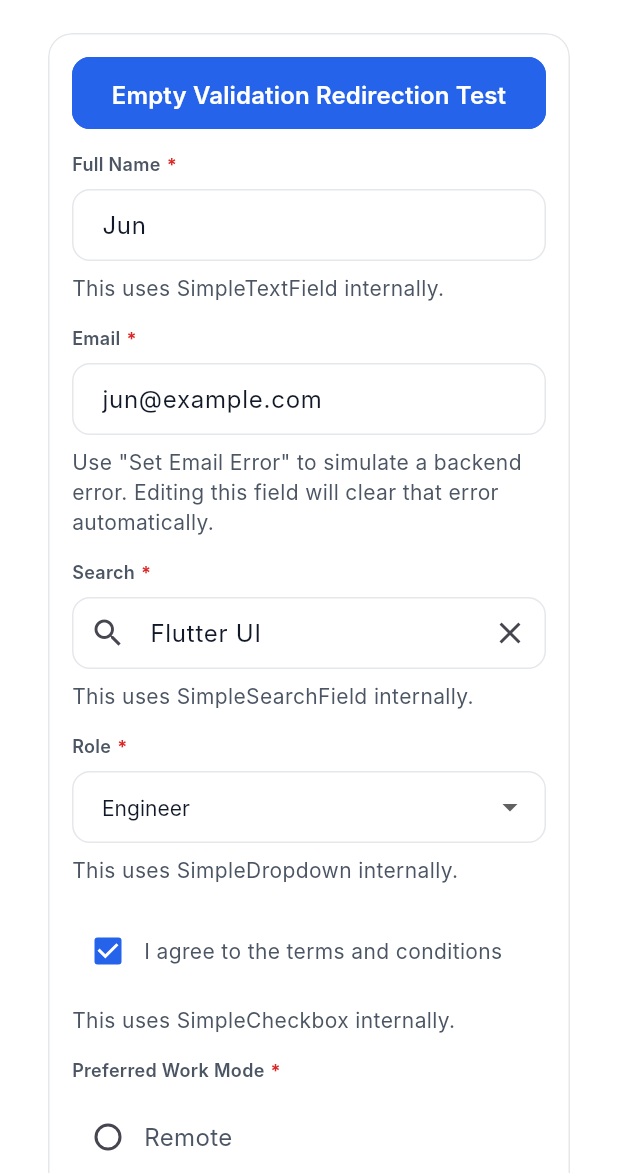
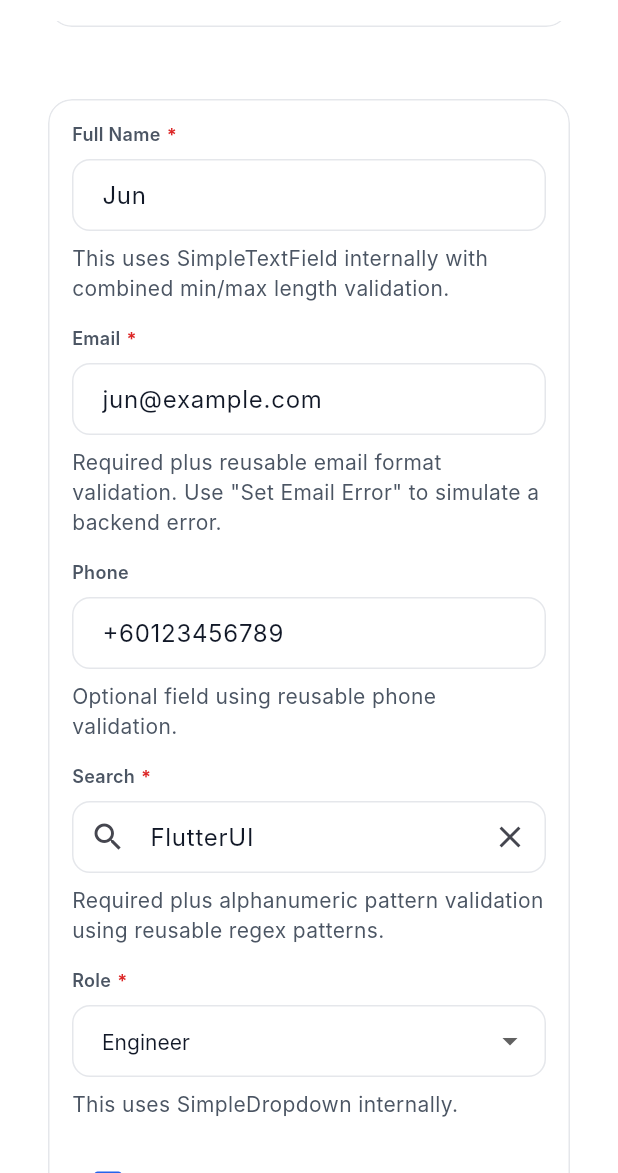
Before and after one commit to Jun2748/j_flutter_ui, a Flutter app: the FormBuilderDemo screen opened directly, scrolled down 576 dp, on a phone screen of 412 x 824 dp, the part 63-1236 px from its top. Run offline on Flutter 3.47's test engine with Material 3 defaults, Android fonts, the phone set to English and light mode, and no system bars; Roboto replaces fonts that are missing (Inter).

Commit message:
feat: add reusable form validators and regex patterns

```diff
--- a/j_flutter_ui/example/lib/demo/widgets/forms/form_builder_demo.dart
+++ b/j_flutter_ui/example/lib/demo/widgets/forms/form_builder_demo.dart
@@ -15,7 +15,8 @@ class _FormBuilderDemoState extends State<FormBuilderDemo> {
     initialValues: <String, dynamic>{
       'name': 'Jun',
       'email': 'jun@example.com',
-      'query': 'Flutter UI',
+      'phone': '+60123456789',
+      'query': 'FlutterUI',
       'role': 'Engineer',
       'agreeTerms': true,
       'workMode': 'Hybrid',
@@ -38,7 +39,7 @@ class _FormBuilderDemoState extends State<FormBuilderDemo> {
         children: <Widget>[
           const SimpleText.body(
             text:
-                'SimpleFormBuilder syncs with SimpleFormController for values, errors, validation, and submit flow. Editing a field automatically clears its backend error.',
+                'SimpleFormBuilder syncs with SimpleFormController for values, errors, validation, and submit flow. This demo also shows reusable validators for required, email, phone, and format checks.',
           ),
           Gap.h16,
           Wrap(
@@ -98,9 +99,13 @@ class _FormBuilderDemoState extends State<FormBuilderDemo> {
                 },
               ),
               SimpleButton.text(
-                label: 'Validate',
-                onPressed: () {
-                  final bool isValid = _controller.validate();
+                label: 'Validate & Scroll',
+                onPressed: () async {
+                  final bool isValid = await _controller
+                      .validateAndScrollToFirstError();
+                  if (!context.mounted) {
+                    return;
+                  }
                   ScaffoldMessenger.of(
                     context,
                   ).showSnackBar(SnackBar(content: Text('Valid: $isValid')));
@@ -139,24 +144,43 @@ class _FormBuilderDemoState extends State<FormBuilderDemo> {
                   name: 'name',
                   label: 'Full Name',
                   hintText: 'Enter your full name',
-                  helperText: 'This uses SimpleTextField internally.',
+                  helperText:
+                      'This uses SimpleTextField internally with combined min/max length validation.',
                   required: true,
+                  validator: SimpleFormValidator.combine(<SimpleValidator>[
+                    SimpleFormValidator.minLength(3),
+                    SimpleFormValidator.maxLength(40),
+                  ]),
                 ),
                 SimpleFormFieldConfig.text(
                   name: 'email',
                   label: 'Email',
                   hintText: 'Enter your email',
                   helperText:
-                      'Use "Set Email Error" to simulate a backend error. Editing this field will clear that error automatically.',
+                      'Required plus reusable email format validation. Use "Set Email Error" to simulate a backend error.',
                   keyboardType: TextInputType.emailAddress,
                   required: true,
+                  validator: SimpleFormValidator.email(),
+                ),
+                SimpleFormFieldConfig.text(
+                  name: 'phone',
+                  label: 'Phone',
+                  hintText: 'Enter your phone number',
+                  helperText: 'Optional field using reusable phone validation.',
+                  keyboardType: TextInputType.phone,
+                  validator: SimpleFormValidator.phone(),
                 ),
                 SimpleFormFieldConfig.search(
                   name: 'query',
                   label: 'Search',
                   hintText: 'Search skills or interests',
-                  helperText: 'This uses SimpleSearchField internally.',
+                  helperText:
+                      'Required plus alphanumeric pattern validation using reusable regex patterns.',
                   required: true,
+                  validator: SimpleFormValidator.pattern(
+                    SimpleRegexPatterns.alphanumeric,
+                    message: 'Only letters and numbers are allowed',
+                  ),
                 ),
                 SimpleFormFieldConfig<String>.dropdown(
                   name: 'role',
--- a/j_flutter_ui/lib/j_flutter_ui.dart
+++ b/j_flutter_ui/lib/j_flutter_ui.dart
@@ -18,6 +18,9 @@ export 'src/ui/widgets/forms/controller/simple_form_state_snapshot.dart';
 export 'src/ui/widgets/forms/form_field_wrapper.dart';
 export 'src/ui/widgets/forms/form_section.dart';
 export 'src/ui/widgets/forms/simple_form.dart';
+export 'src/ui/widgets/forms/validation/simple_form_validator.dart';
+export 'src/ui/widgets/forms/validation/simple_regex_patterns.dart';
+export 'src/ui/widgets/forms/validation/simple_validation_messages.dart';
 export 'src/ui/widgets/layout/app_scaffold.dart';
 export 'src/ui/widgets/layout/gap.dart';
 export 'src/ui/widgets/layout/section.dart';
--- a/j_flutter_ui/lib/src/ui/widgets/forms/builder/simple_form_builder.dart
+++ b/j_flutter_ui/lib/src/ui/widgets/forms/builder/simple_form_builder.dart
@@ -12,6 +12,8 @@ import '../../controls/inputs/simple_text_field.dart';
 import '../controller/simple_form_controller.dart';
 import '../form_field_wrapper.dart';
 import '../simple_form.dart';
+import '../validation/simple_form_validator.dart';
+import '../validation/simple_validation_messages.dart';
 import 'simple_form_field_config.dart';
 import 'simple_form_field_type.dart';
 
@@ -99,15 +101,6 @@ class SimpleFormBuilderState extends State<SimpleFormBuilder>
   @override
   Widget build(BuildContext context) {
     final List<Widget> children = <Widget>[
-      if (widget.showSubmitButton && widget.onSubmit != null) ...[
-        SimpleButton.primary(
-          label: 'Empty Validation Redirection Test',
-          width: double.infinity,
-          loading: _isSubmitting,
-          onPressed: _isFormEnabled && !_isSubmitting ? submit : null,
-        ),
-        SizedBox(height: widget.fieldSpacing),
-      ],
       for (int index = 0; index < widget.fields.length; index++) ...<Widget>[
         _buildField(widget.fields[index]),
         if (index < widget.fields.length - 1)
@@ -707,24 +700,41 @@ class SimpleFormBuilderState extends State<SimpleFormBuilder>
   }
 
   String? _validateField(SimpleFormFieldConfig<dynamic> field, dynamic value) {
-    if (field.required && _isEmptyValue(field.type, value)) {
-      return '${field.label ?? field.name} is required';
+    final List<SimpleValidator> validators = <SimpleValidator>[
+      if (field.required) _requiredValidator(field),
+      if (field.validator != null)
+        (dynamic nextValue) => field.validator?.call(nextValue),
+    ];
+
+    if (validators.isEmpty) {
+      return null;
     }
-    return field.validator?.call(value);
+
+    return SimpleFormValidator.combine(validators)(value);
   }
 
-  bool _isEmptyValue(SimpleFormFieldType type, dynamic value) {
-    switch (type) {
+  SimpleValidator _requiredValidator(SimpleFormFieldConfig<dynamic> field) {
+    final String message = _requiredMessage(field);
+
+    switch (field.type) {
       case SimpleFormFieldType.text:
       case SimpleFormFieldType.search:
-        return value == null || value.toString().trim().isEmpty;
+        return SimpleFormValidator.required(message: message);
       case SimpleFormFieldType.dropdown:
       case SimpleFormFieldType.radio:
-        return value == null;
+        return (dynamic value) => value == null ? message : null;
       case SimpleFormFieldType.checkbox:
       case SimpleFormFieldType.switchField:
-        return value != true;
+        return (dynamic value) => value == true ? null : message;
     }
+  }
+
+  String _requiredMessage(SimpleFormFieldConfig<dynamic> field) {
+    final String label = (field.label ?? field.name).trim();
+    if (label.isEmpty) {
+      return SimpleValidationMessages.required;
+    }
+    return '$label is required';
   }
 
   String? _normalizeError(String? error) {
--- /dev/null
+++ b/j_flutter_ui/lib/src/ui/widgets/forms/validation/simple_form_validator.dart
@@ -0,0 +1,105 @@
+import 'simple_regex_patterns.dart';
+import 'simple_validation_messages.dart';
+
+typedef SimpleValidator = String? Function(dynamic value);
+
+class SimpleFormValidator {
+  SimpleFormValidator._();
+
+  static SimpleValidator required({
+    String message = SimpleValidationMessages.required,
+  }) {
+    return (dynamic value) {
+      if (value == null) {
+        return message;
+      }
+
+      if (value is String && value.trim().isEmpty) {
+        return message;
+      }
+
+      return null;
+    };
+  }
+
+  static SimpleValidator email({
+    String message = SimpleValidationMessages.invalidEmail,
+  }) {
+    return pattern(SimpleRegexPatterns.email, message: message);
+  }
+
+  static SimpleValidator phone({
+    String message = SimpleValidationMessages.invalidPhone,
+  }) {
+    return pattern(SimpleRegexPatterns.phone, message: message);
+  }
+
+  static SimpleValidator pattern(
+    RegExp regex, {
+    String message = SimpleValidationMessages.invalidFormat,
+  }) {
+    return (dynamic value) {
+      final String? normalizedValue = _normalizeValue(value);
+      if (normalizedValue == null || normalizedValue.isEmpty) {
+        return null;
+      }
+
+      return regex.hasMatch(normalizedValue) ? null : message;
+    };
+  }
+
+  static SimpleValidator minLength(int length, {String? message}) {
+    return (dynamic value) {
+      final String? normalizedValue = _normalizeValue(value);
+      if (normalizedValue == null || normalizedValue.isEmpty) {
+        return null;
+      }
+
+      if (normalizedValue.length >= length) {
+        return null;
+      }
+
+      return message ?? 'Must be at least $length characters';
+    };
+  }
+
+  static SimpleValidator maxLength(int length, {String? message}) {
+    return (dynamic value) {
+      final String? normalizedValue = _normalizeValue(value);
+      if (normalizedValue == null || normalizedValue.isEmpty) {
+        return null;
+      }
+
+      if (normalizedValue.length <= length) {
+        return null;
+      }
+
+      return message ?? 'Must be at most $length characters';
+    };
+  }
+
+  static SimpleValidator combine(List<SimpleValidator> validators) {
+    return (dynamic value) {
+      for (final SimpleValidator validator in validators) {
+        final String? error = validator(value);
+        if (error != null && error.isNotEmpty) {
+          return error;
+        }
+      }
+
+      return null;
+    };
+  }
+
+  static String? _normalizeValue(dynamic value) {
+    if (value == null) {
+      return null;
+    }
+
+    if (value is String) {
+      return value.trim();
+    }
+
+    return value.toString().trim();
+  }
+}
--- /dev/null
+++ b/j_flutter_ui/lib/src/ui/widgets/forms/validation/simple_regex_patterns.dart
@@ -0,0 +1,13 @@
+class SimpleRegexPatterns {
+  SimpleRegexPatterns._();
+
+  static final RegExp email = RegExp(
+    r'^[A-Za-z0-9._%+-]+@[A-Za-z0-9.-]+\.[A-Za-z]{2,}$',
+  );
+
+  static final RegExp numbersOnly = RegExp(r'^\d+$');
+
+  static final RegExp alphanumeric = RegExp(r'^[A-Za-z0-9]+$');
+
+  static final RegExp phone = RegExp(r'^\+?[0-9\s().-]{7,20}$');
+}
--- /dev/null
+++ b/j_flutter_ui/lib/src/ui/widgets/forms/validation/simple_validation_messages.dart
@@ -0,0 +1,8 @@
+class SimpleValidationMessages {
+  SimpleValidationMessages._();
+
+  static const String required = 'This field is required';
+  static const String invalidEmail = 'Please enter a valid email address';
+  static const String invalidPhone = 'Please enter a valid phone number';
+  static const String invalidFormat = 'Please enter a valid value';
+}
```
